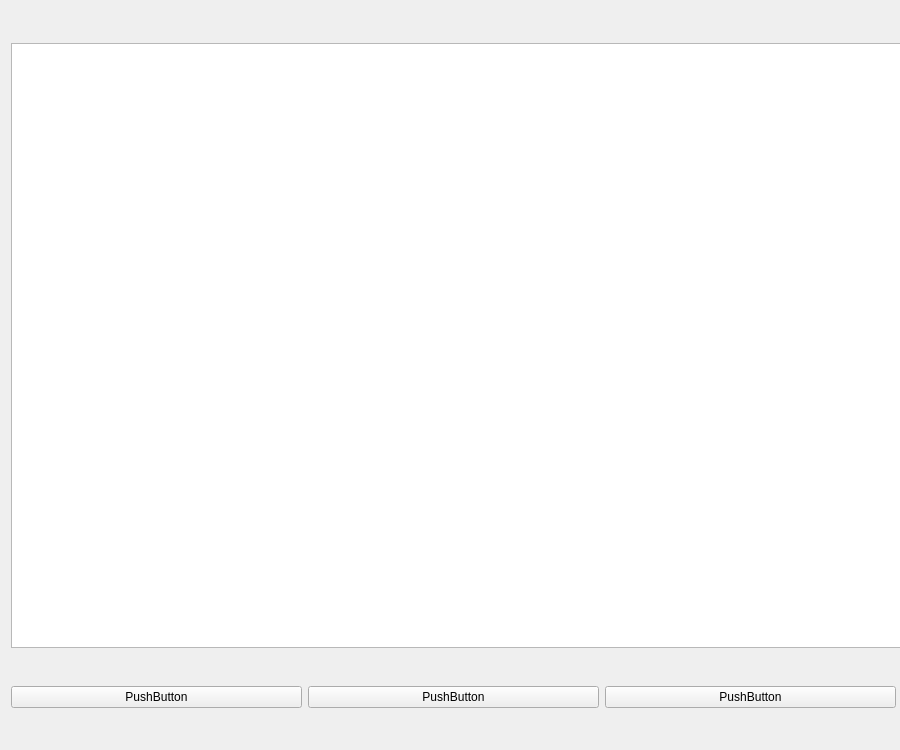
Old version of the form 3-semester/TanksGame/Tanks/mainwindow.ui in the repository kbatoev/SpbSU-Homeworks.
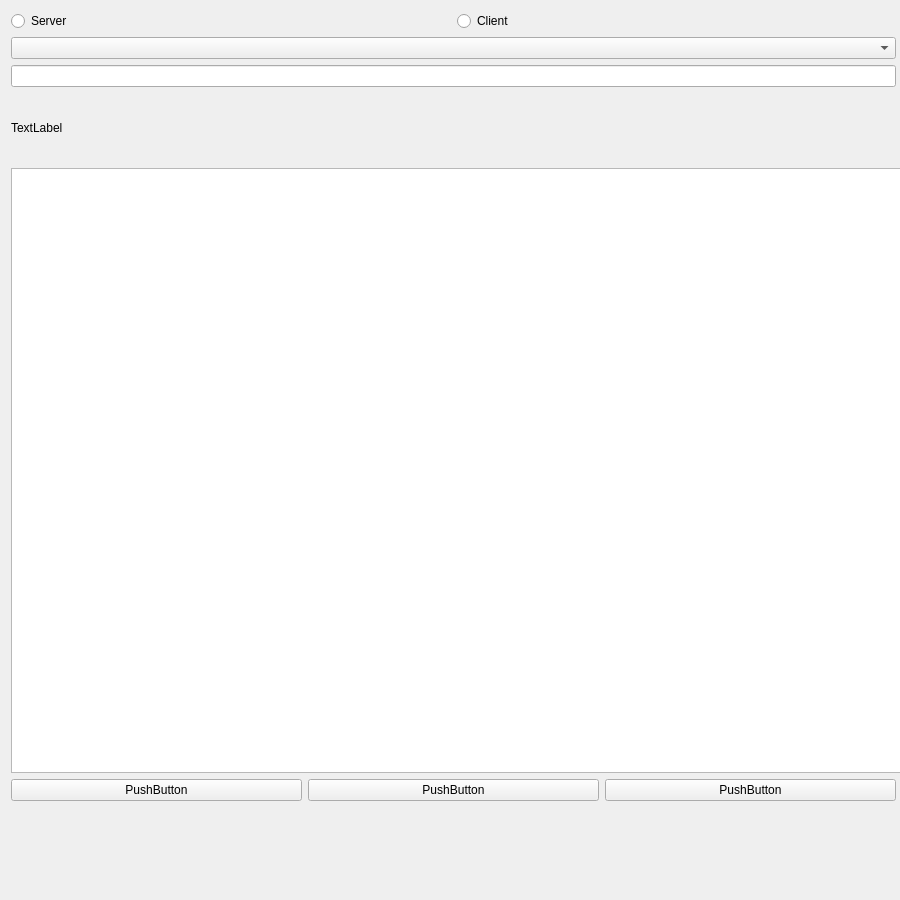
New version of the form.

Patch:
```diff
--- a/3-semester/TanksGame/Tanks/mainwindow.ui
+++ b/3-semester/TanksGame/Tanks/mainwindow.ui
@@ -17,13 +17,13 @@
    <property name="minimumSize">
     <size>
      <width>900</width>
-     <height>750</height>
+     <height>900</height>
     </size>
    </property>
    <property name="maximumSize">
     <size>
      <width>900</width>
-     <height>750</height>
+     <height>900</height>
     </size>
    </property>
    <widget class="QWidget" name="gridLayoutWidget">
@@ -32,11 +32,11 @@
       <x>0</x>
       <y>0</y>
       <width>907</width>
-      <height>751</height>
+      <height>812</height>
      </rect>
     </property>
     <layout class="QGridLayout" name="gridLayout">
-     <item row="1" column="0">
+     <item row="4" column="0">
       <widget class="QGraphicsView" name="graphicsView">
        <property name="minimumSize">
         <size>
@@ -52,7 +52,7 @@
        </property>
       </widget>
      </item>
-     <item row="2" column="0">
+     <item row="5" column="0">
       <layout class="QHBoxLayout" name="horizontalLayout">
        <item>
         <widget class="QPushButton" name="pushButton_2">
@@ -77,6 +77,37 @@
        </item>
       </layout>
      </item>
+     <item row="1" column="0">
+      <widget class="QComboBox" name="comboBox"/>
+     </item>
+     <item row="0" column="0">
+      <layout class="QHBoxLayout" name="inputLayout">
+       <item>
+        <widget class="QRadioButton" name="serverRadio">
+         <property name="text">
+          <string>Server</string>
+         </property>
+        </widget>
+       </item>
+       <item>
+        <widget class="QRadioButton" name="clientRadio">
+         <property name="text">
+          <string>Client</string>
+         </property>
+        </widget>
+       </item>
+      </layout>
+     </item>
+     <item row="3" column="0">
+      <widget class="QLabel" name="serverStatusLabel">
+       <property name="text">
+        <string>TextLabel</string>
+       </property>
+      </widget>
+     </item>
+     <item row="2" column="0">
+      <widget class="QLineEdit" name="portLineEdit"/>
+     </item>
     </layout>
    </widget>
   </widget>
```
